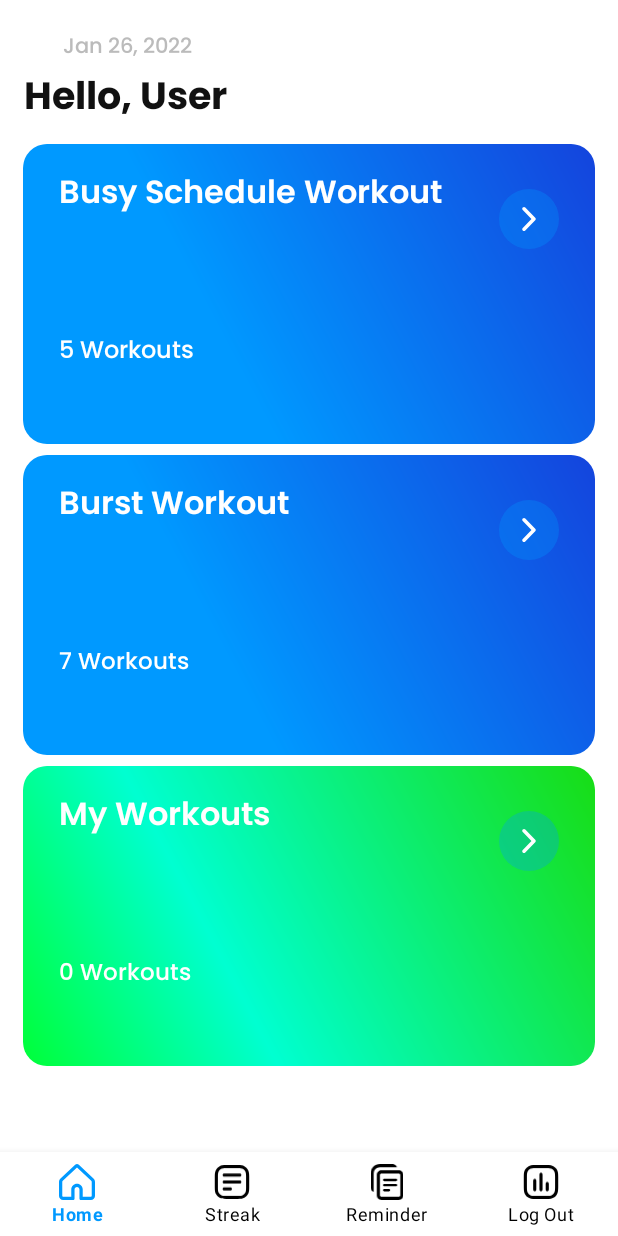
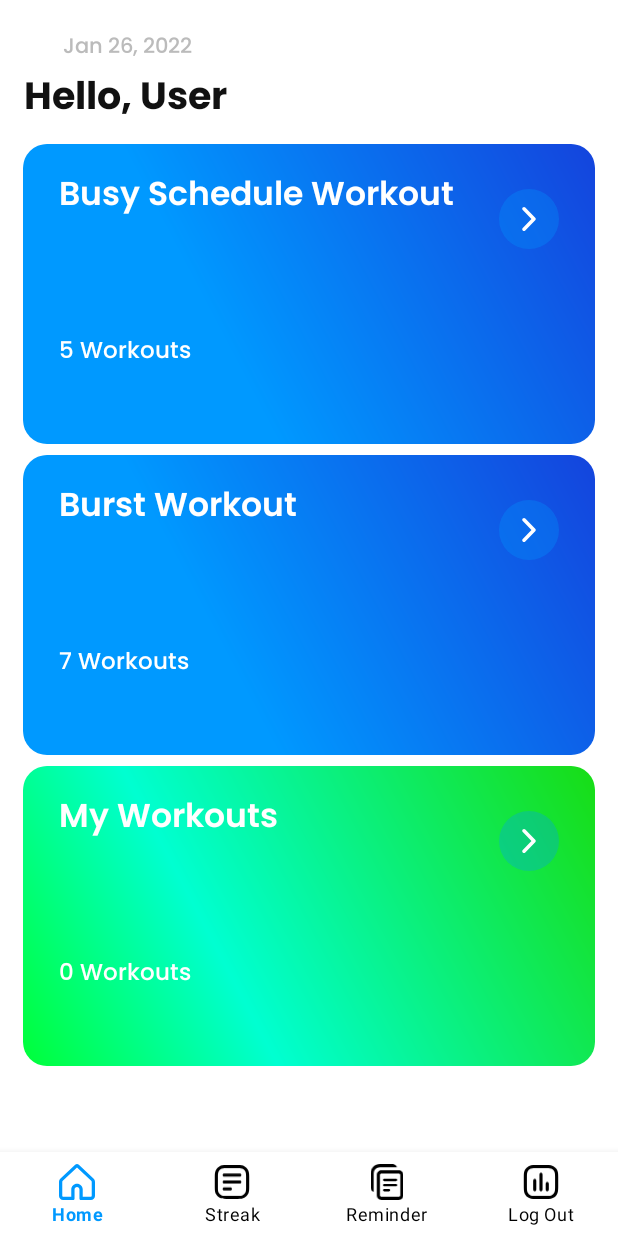
Before and after one commit to MiguelG619/MOBDEVE_MP_WorkIt, an Android app: the screen it shows after launch (HomeActivity), on a phone screen of 412 x 824 dp. Run offline under Robolectric (Android 15) with nearby library versions, the phone set to English and light mode, and no system bars.

Commit message:
fixed some fonts

```diff
--- a/app/src/main/res/layout/activity_home.xml
+++ b/app/src/main/res/layout/activity_home.xml
@@ -76,7 +76,7 @@
                     android:fontFamily="@font/poppins_semibold"
                     android:text="Busy Schedule Workout"
                     android:textColor="@color/white"
-                    android:textSize="21sp"
+                    android:textSize="22sp"
                     app:layout_constraintEnd_toStartOf="@+id/appCompatImageView2_busy"
                     app:layout_constraintStart_toStartOf="parent"
                     app:layout_constraintTop_toTopOf="parent" />
@@ -101,7 +101,7 @@
                     android:fontFamily="@font/poppins_medium"
                     android:text="5 Workouts"
                     android:textColor="@color/white"
-                    android:textSize="16sp"
+                    android:textSize="15sp"
                     app:layout_constraintBottom_toBottomOf="parent"
                     app:layout_constraintStart_toStartOf="parent" />
 
@@ -151,7 +151,7 @@
                     android:fontFamily="@font/poppins_semibold"
                     android:text="Burst Workout"
                     android:textColor="@color/white"
-                    android:textSize="21sp"
+                    android:textSize="22sp"
                     app:layout_constraintEnd_toStartOf="@+id/appCompatImageView2_burst"
                     app:layout_constraintStart_toStartOf="parent"
                     app:layout_constraintTop_toTopOf="parent" />
@@ -223,7 +223,7 @@
                     android:fontFamily="@font/poppins_semibold"
                     android:text="My Workouts"
                     android:textColor="@color/white"
-                    android:textSize="21sp"
+                    android:textSize="22sp"
                     app:layout_constraintEnd_toStartOf="@+id/appCompatImageView2_my_workout"
                     app:layout_constraintStart_toStartOf="parent"
                     app:layout_constraintTop_toTopOf="parent" />
@@ -243,6 +243,7 @@
                     android:layout_width="wrap_content"
                     android:layout_height="wrap_content"
                     android:layout_marginHorizontal="24dp"
+                    android:layout_marginStart="24dp"
                     android:layout_marginBottom="48dip"
                     android:fontFamily="@font/poppins_medium"
                     android:text="3 Workouts"
```
